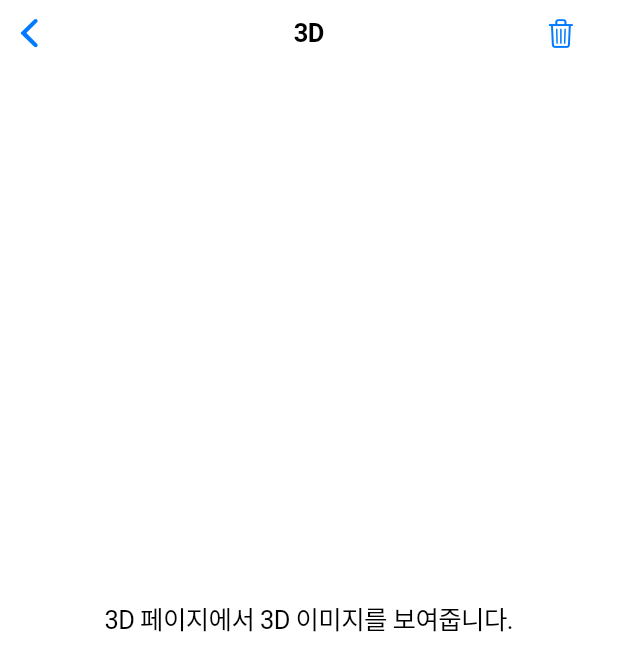
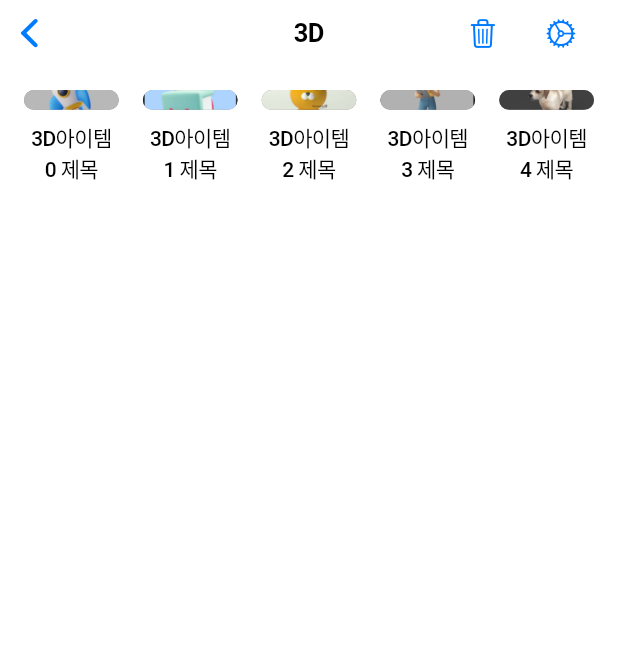
Before and after one commit to SKT-FLY-AI-ASAP/toystory-fe, a Flutter app: the ThreeDPage screen opened directly, on a phone screen of 412 x 824 dp. Shown: the top 671 px of the screen. Run offline on Flutter 3.47's test engine with Material 3 defaults, Android fonts, the phone set to English and light mode, and no system bars; missing offline and left inert: scribble, value_notifier_tools.

Commit message:
feat: Modify 3D page layout (#6)

```diff
--- a/toystory/lib/screen/three_d_page.dart
+++ b/toystory/lib/screen/three_d_page.dart
@@ -1,22 +1,76 @@
 import 'package:flutter/cupertino.dart';
+import 'package:toystory/widget/settings_button.dart';
 
 class ThreeDPage extends StatelessWidget {
+  const ThreeDPage({Key? key}) : super(key: key);
+
   @override
   Widget build(BuildContext context) {
+    final double screenWidth = MediaQuery.of(context).size.width;
+
     return CupertinoPageScaffold(
       navigationBar: CupertinoNavigationBar(
         middle: Text('3D'),
-        trailing: CupertinoButton(
-          padding: EdgeInsets.zero,
-          onPressed: () {
-            // 3D 이미지 삭제 기능 구현
-            print('3D 페이지의 휴지통 버튼 눌림');
-          },
-          child: Icon(CupertinoIcons.trash),
+        trailing: Row(
+          mainAxisSize: MainAxisSize.min,
+          children: [
+            CupertinoButton(
+              padding: EdgeInsets.zero,
+              onPressed: () {
+                print('3D 페이지의 휴지통 버튼 눌림');
+              },
+              child: Icon(CupertinoIcons.trash),
+            ),
+            const SizedBox(width: 8),
+            SettingsButton(),
+          ],
         ),
       ),
-      child: Center(
-        child: Text('3D 페이지에서 3D 이미지를 보여줍니다.'),
+      child: SafeArea(
+        child: GridView.count(
+          crossAxisCount: 5, // 한 행에 5개의 아이템을 배치
+          padding: const EdgeInsets.all(16.0),
+          crossAxisSpacing: 16.0, // 아이템 사이의 가로 간격
+          mainAxisSpacing: 16.0, // 아이템 사이의 세로 간격
+          children: List.generate(5, (index) {
+            // 40개의 아이템 생성
+            return Column(
+              children: [
+                Expanded(
+                  child: GestureDetector(
+                    onTap: () {
+                      print('3D 아이템 $index 클릭됨');
+                    },
+                    child: Container(
+                      decoration: BoxDecoration(
+                        color: CupertinoColors.systemGrey,
+                        borderRadius: BorderRadius.circular(10),
+                      ),
+                      width: screenWidth / 6,
+                      child: ClipRRect(
+                        borderRadius: BorderRadius.circular(10),
+                        child: Image.asset(
+                          'assets/img/3d/image_$index.png',
+                          fit: BoxFit.cover,
+                        ),
+                      ),
+                    ),
+                  ),
+                ),
+                const SizedBox(height: 8), // 아이템과 제목 사이의 간격
+                Text(
+                  '3D아이템 $index 제목',
+                  style: const TextStyle(
+                    fontSize: 14,
+                    fontWeight: FontWeight.w500,
+                    color: CupertinoColors.black,
+                  ),
+                  textAlign: TextAlign.center,
+                ),
+              ],
+            );
+          }),
+        ),
       ),
     );
   }
```
Also changed, not shown: toystory/assets/img/3d/image_3.png (added), toystory/assets/img/3d/image_4.png, toystory/assets/img/3d/image_5.png (deleted).
